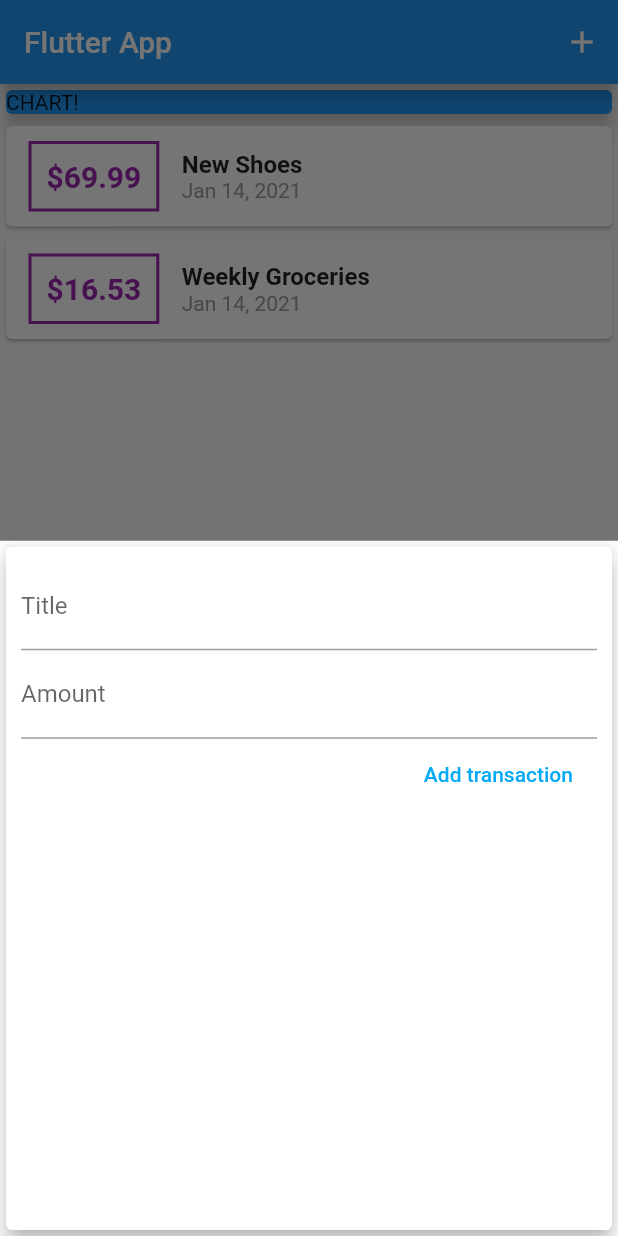
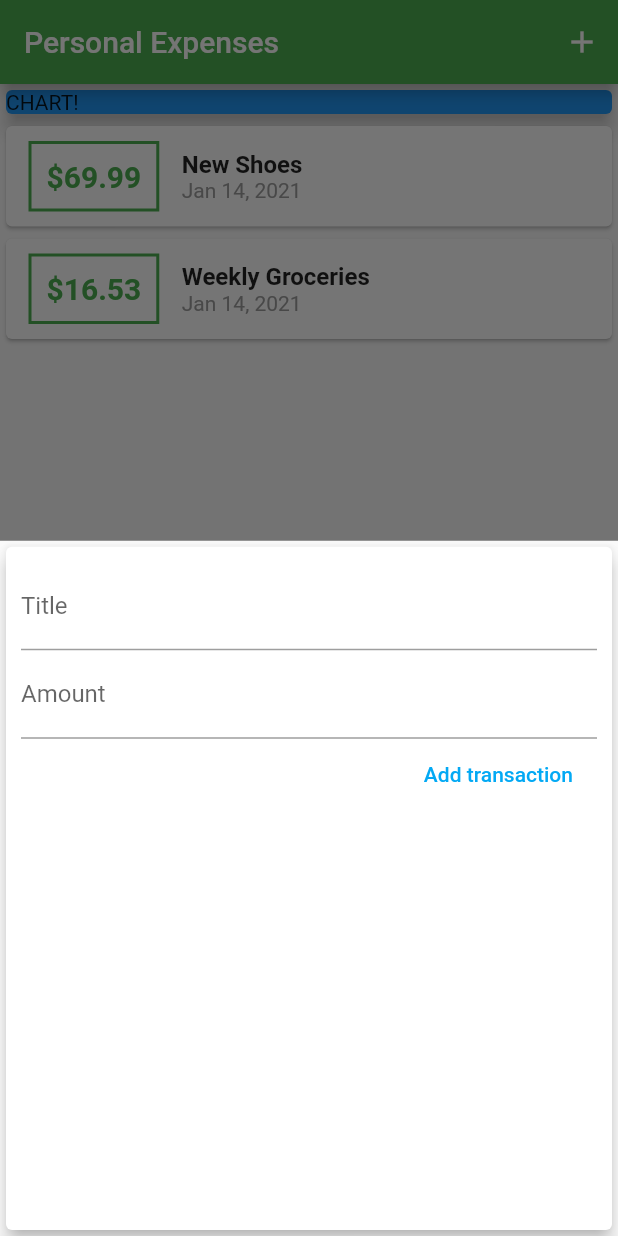
Before and after one commit to Flutteric/ExpensesApp, a Flutter app: the screen it shows after launch, after a tap on the "add" icon, on a phone screen of 412 x 824 dp. Run offline on Flutter 3.47's test engine with Material 2 defaults, Android fonts, the phone set to English and light mode, and no system bars.

Commit message:
Comfiguring theme for the app

```diff
--- a/lib/main.dart
+++ b/lib/main.dart
@@ -9,7 +9,8 @@ class MyApp extends StatelessWidget {
   @override
   Widget build(BuildContext context) {
     return MaterialApp(
-      title: 'Flutter App',
+      title: 'Personal Expenses',
+      theme: ThemeData(primarySwatch: Colors.green, accentColor: Colors.amber),
       home: MyHomePage(),
     );
   }
@@ -68,7 +69,7 @@ class _MyHomePageState extends State<MyHomePage> {
   Widget build(BuildContext context) {
     return Scaffold(
       appBar: AppBar(
-        title: Text('Flutter App'),
+        title: Text('Personal Expenses'),
         actions: <Widget>[
           IconButton(
             icon: Icon(Icons.add),
--- a/lib/widgets/new_transaction.dart
+++ b/lib/widgets/new_transaction.dart
@@ -1,11 +1,18 @@
 import 'package:flutter/material.dart';
 
-class NewTransaction extends StatelessWidget {
+class NewTransaction extends StatefulWidget {
   final Function addTx;
-  final titleController = TextEditingController();
-  final amountController = TextEditingController();
 
   NewTransaction(this.addTx);
+
+  @override
+  _NewTransactionState createState() => _NewTransactionState();
+}
+
+class _NewTransactionState extends State<NewTransaction> {
+  final titleController = TextEditingController();
+
+  final amountController = TextEditingController();
 
   void submitData() {
     final enteredTitle = titleController.text;
@@ -15,10 +22,12 @@ class NewTransaction extends StatelessWidget {
       return;
     }
 
-    addTx(
+    widget.addTx(
       enteredTitle,
       enteredAmount,
     );
+
+    Navigator.of(context).pop();
   }
 
   @override
--- a/lib/widgets/transaction_list.dart
+++ b/lib/widgets/transaction_list.dart
@@ -23,7 +23,7 @@ class TransactionList extends StatelessWidget {
                   ),
                   decoration: BoxDecoration(
                     border: Border.all(
-                      color: Colors.purple,
+                      color: Theme.of(context).primaryColor,
                       width: 2,
                     ),
                   ),
@@ -33,7 +33,7 @@ class TransactionList extends StatelessWidget {
                     style: TextStyle(
                       fontWeight: FontWeight.bold,
                       fontSize: 20,
-                      color: Colors.purple,
+                      color: Theme.of(context).primaryColor,
                     ),
                   ),
                 ),
```
